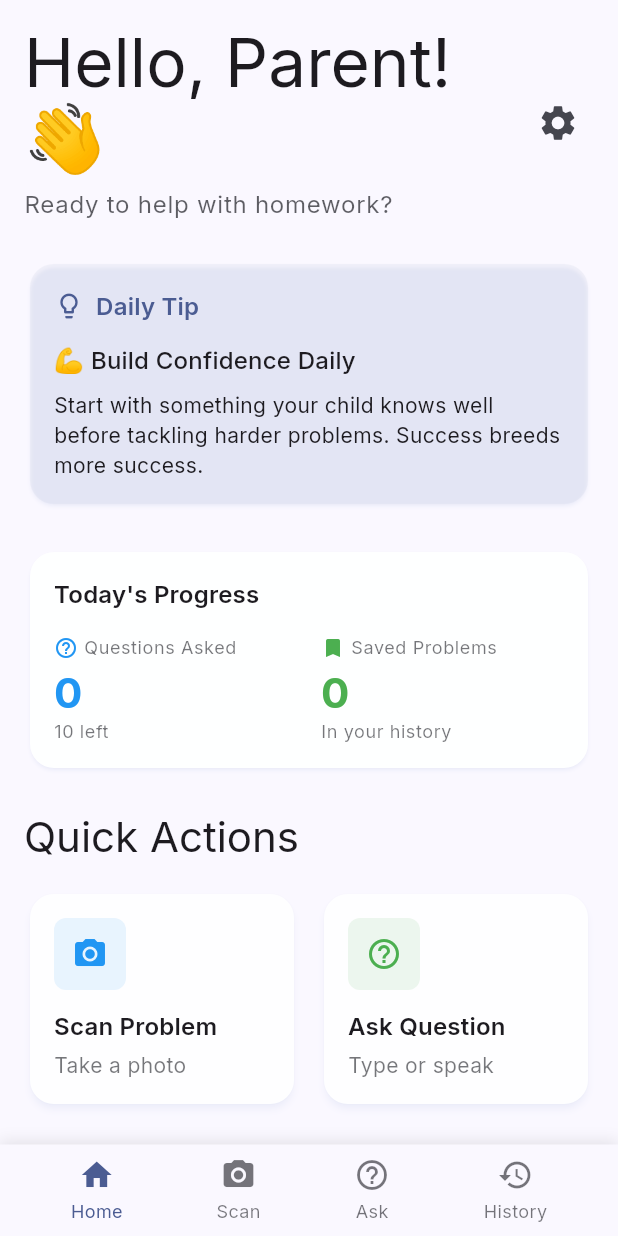
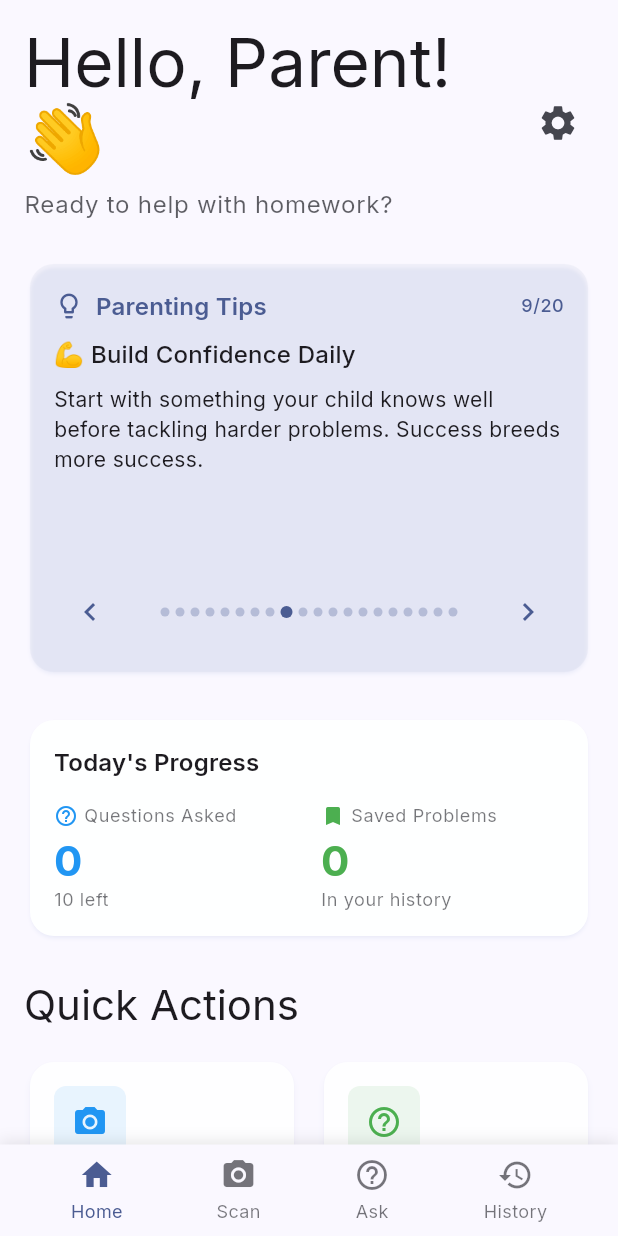
Before and after one commit to hearyaldy/EduBot, a Flutter app: the HomeScreen screen opened directly, on a phone screen of 412 x 824 dp. Run offline on Flutter 3.47's test engine with Material 3 defaults, Android fonts, the phone set to English and light mode, and no system bars; our stand-ins replace camera, flutter_dotenv, flutter_tts, google_fonts, google_generative_ai, hive_flutter and 3 more; missing offline and left inert: google_mlkit_text_recognition; accounts and stored records are empty.

Commit message:
Tips UI Update

```diff
--- a/lib/widgets/daily_tip_card.dart
+++ b/lib/widgets/daily_tip_card.dart
@@ -1,6 +1,6 @@
 import 'package:flutter/material.dart';
 
-class DailyTipCard extends StatelessWidget {
+class DailyTipCard extends StatefulWidget {
   const DailyTipCard({super.key});
 
   // List of helpful tips for parents (20 comprehensive tips)
@@ -108,21 +108,50 @@ class DailyTipCard extends StatelessWidget {
   ];
 
   @override
-  Widget build(BuildContext context) {
-    // Get today's tip based on the day of the year
+  State<DailyTipCard> createState() => _DailyTipCardState();
+}
+
+class _DailyTipCardState extends State<DailyTipCard> {
+  final PageController _pageController = PageController();
+  int _currentPage = 0;
+
+  @override
+  void initState() {
+    super.initState();
+    // Start with today's tip based on the day of the year
     final dayOfYear =
         DateTime.now().difference(DateTime(DateTime.now().year, 1, 1)).inDays;
-    final todayTip = tips[dayOfYear % tips.length];
+    _currentPage = dayOfYear % DailyTipCard.tips.length;
 
+    WidgetsBinding.instance.addPostFrameCallback((_) {
+      if (_pageController.hasClients) {
+        _pageController.animateToPage(
+          _currentPage,
+          duration: const Duration(milliseconds: 300),
+          curve: Curves.easeInOut,
+        );
+      }
+    });
+  }
+
+  @override
+  void dispose() {
+    _pageController.dispose();
+    super.dispose();
+  }
+
+  @override
+  Widget build(BuildContext context) {
     return Card(
       elevation: 1,
       color: Theme.of(context).colorScheme.primary.withValues(alpha: 0.05),
-      child: Padding(
-        padding: const EdgeInsets.all(16.0),
-        child: Column(
-          crossAxisAlignment: CrossAxisAlignment.start,
-          children: [
-            Row(
+      child: Column(
+        crossAxisAlignment: CrossAxisAlignment.start,
+        children: [
+          // Header
+          Padding(
+            padding: const EdgeInsets.fromLTRB(16, 16, 16, 8),
+            child: Row(
               children: [
                 Icon(
                   Icons.lightbulb_outline,
@@ -131,30 +160,132 @@ class DailyTipCard extends StatelessWidget {
                 ),
                 const SizedBox(width: 8),
                 Text(
-                  'Daily Tip',
+                  'Parenting Tips',
                   style: Theme.of(context).textTheme.titleMedium?.copyWith(
                         color: Theme.of(context).colorScheme.primary,
                         fontWeight: FontWeight.w600,
                       ),
                 ),
+                const Spacer(),
+                Text(
+                  '${_currentPage + 1}/${DailyTipCard.tips.length}',
+                  style: Theme.of(context).textTheme.bodySmall?.copyWith(
+                        color: Theme.of(context).colorScheme.primary,
+                        fontWeight: FontWeight.w500,
+                      ),
+                ),
               ],
             ),
-            const SizedBox(height: 12),
-            Text(
-              todayTip['title']!,
-              style: Theme.of(
-                context,
-              ).textTheme.titleMedium?.copyWith(fontWeight: FontWeight.w500),
+          ),
+
+          // Carousel
+          SizedBox(
+            height: 160,
+            child: PageView.builder(
+              controller: _pageController,
+              onPageChanged: (index) {
+                setState(() {
+                  _currentPage = index;
+                });
+              },
+              itemCount: DailyTipCard.tips.length,
+              itemBuilder: (context, index) {
+                final tip = DailyTipCard.tips[index];
+                return Padding(
+                  padding: const EdgeInsets.fromLTRB(16, 0, 16, 8),
+                  child: Column(
+                    crossAxisAlignment: CrossAxisAlignment.start,
+                    children: [
+                      Text(
+                        tip['title']!,
+                        style: Theme.of(context).textTheme.titleMedium?.copyWith(
+                              fontWeight: FontWeight.w500,
+                            ),
+                      ),
+                      const SizedBox(height: 8),
+                      Expanded(
+                        child: SingleChildScrollView(
+                          child: Text(
+                            tip['content']!,
+                            style: Theme.of(context).textTheme.bodyMedium?.copyWith(
+                                  height: 1.4,
+                                ),
+                          ),
+                        ),
+                      ),
+                    ],
+                  ),
+                );
+              },
             ),
-            const SizedBox(height: 8),
-            Text(
-              todayTip['content']!,
-              style: Theme.of(
-                context,
-              ).textTheme.bodyMedium?.copyWith(height: 1.4),
+          ),
+
+          // Page Indicators and Navigation
+          Padding(
+            padding: const EdgeInsets.fromLTRB(16, 0, 16, 16),
+            child: Row(
+              mainAxisAlignment: MainAxisAlignment.center,
+              children: [
+                // Previous button
+                IconButton(
+                  onPressed: _currentPage > 0
+                      ? () {
+                          _pageController.previousPage(
+                            duration: const Duration(milliseconds: 300),
+                            curve: Curves.easeInOut,
+                          );
+                        }
+                      : null,
+                  icon: Icon(
+                    Icons.chevron_left,
+                    color: _currentPage > 0
+                        ? Theme.of(context).colorScheme.primary
+                        : Theme.of(context).colorScheme.primary.withValues(alpha: 0.3),
+                  ),
+                ),
+
+                // Dot indicators
+                Expanded(
+                  child: Row(
+                    mainAxisAlignment: MainAxisAlignment.center,
+                    children: List.generate(
+                      DailyTipCard.tips.length,
+                      (index) => Container(
+                        margin: const EdgeInsets.symmetric(horizontal: 2),
+                        width: _currentPage == index ? 8 : 6,
+                        height: _currentPage == index ? 8 : 6,
+                        decoration: BoxDecoration(
+                          color: _currentPage == index
+                              ? Theme.of(context).colorScheme.primary
+                              : Theme.of(context).colorScheme.primary.withValues(alpha: 0.3),
+                          borderRadius: BorderRadius.circular(4),
+                        ),
+                      ),
+                    ),
+                  ),
+                ),
+
+                // Next button
+                IconButton(
+                  onPressed: _currentPage < DailyTipCard.tips.length - 1
+                      ? () {
+                          _pageController.nextPage(
+                            duration: const Duration(milliseconds: 300),
+                            curve: Curves.easeInOut,
+                          );
+                        }
+                      : null,
+                  icon: Icon(
+                    Icons.chevron_right,
+                    color: _currentPage < DailyTipCard.tips.length - 1
+                        ? Theme.of(context).colorScheme.primary
+                        : Theme.of(context).colorScheme.primary.withValues(alpha: 0.3),
+                  ),
+                ),
+              ],
             ),
-          ],
-        ),
+          ),
+        ],
       ),
     );
   }
```
Also changed, not shown: lib/screens/settings_screen.dart (+21 -15 lines), lib/widgets/gradient_header.dart (+5 -17 lines).
